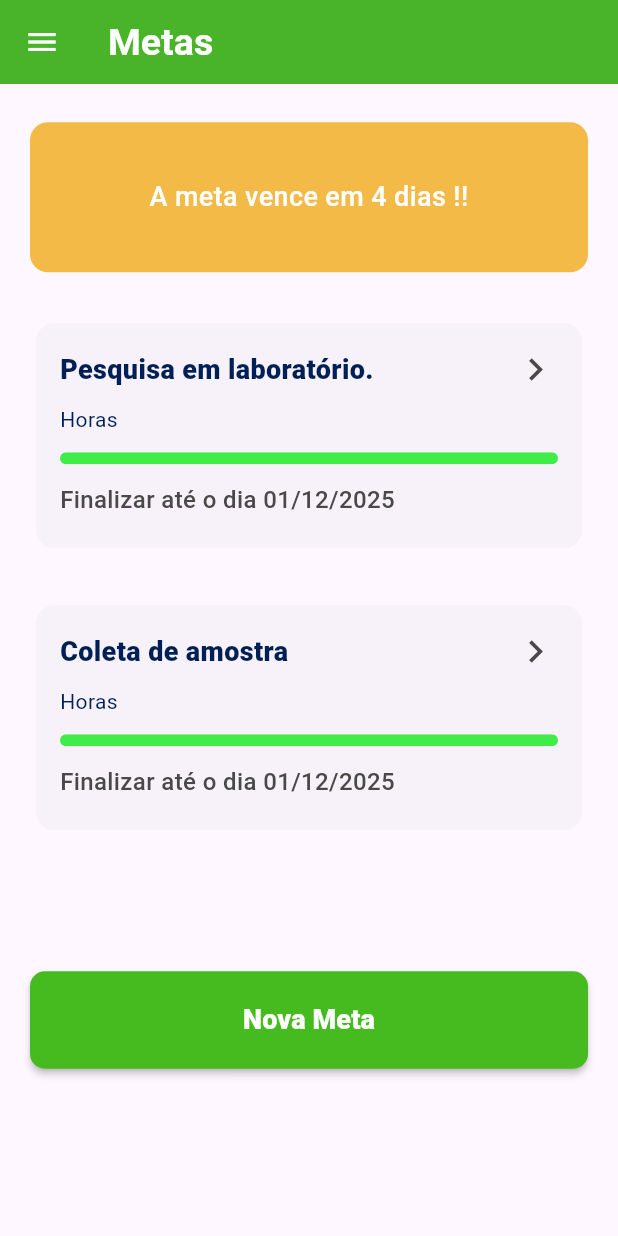
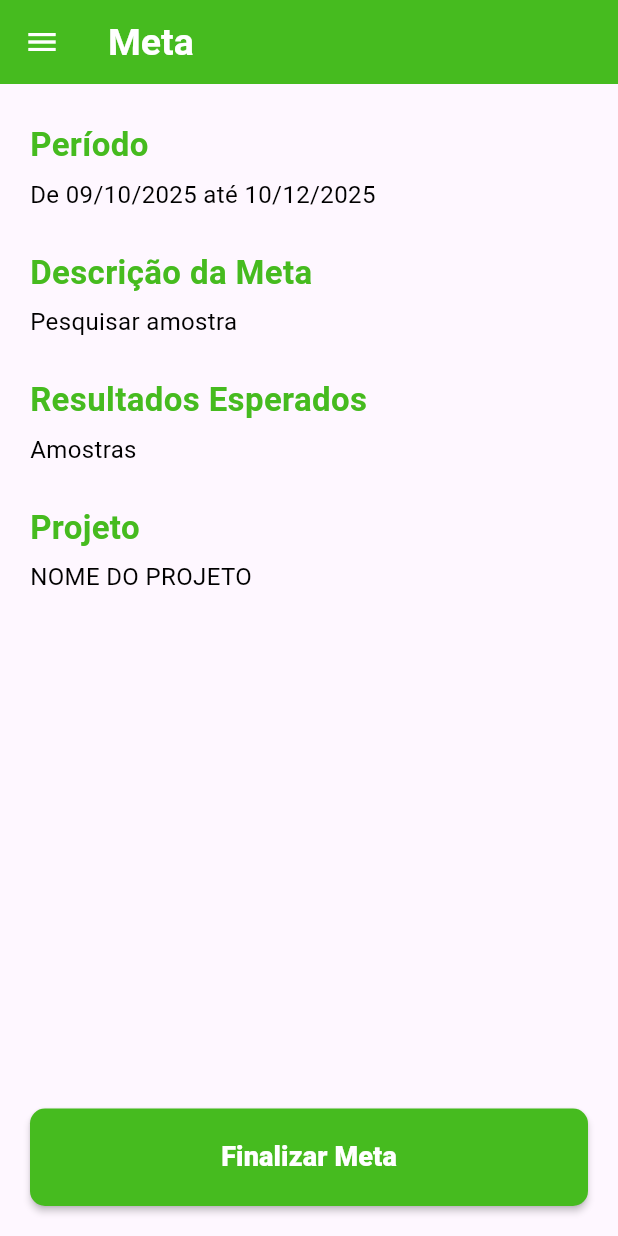
Before and after one commit to cristianvitor01/pdm_projeto_pesquisa, a Flutter app: the MetasPage screen opened by its route, scrolled down 56 dp, after a tap on "Pesquisa em laboratório.", on a phone screen of 412 x 824 dp. Run offline on Flutter 3.47's test engine with Material 3 defaults, Android fonts, the phone set to English and light mode, and no system bars; our stand-ins replace get.

Commit message:
Novas telas das metas

```diff
--- a/lib/routers/pages.dart
+++ b/lib/routers/pages.dart
@@ -11,6 +11,10 @@ import 'package:pdm_projeto_pesquisa/screens/realizar_check_out.dart';
 import 'package:pdm_projeto_pesquisa/screens/formulario_de_coleta.dart';
 import 'package:pdm_projeto_pesquisa/screens/novo_formulario.dart';
 import 'package:pdm_projeto_pesquisa/screens/historico_formularios.dart';
+import 'package:pdm_projeto_pesquisa/screens/meta_page.dart';
+import 'package:pdm_projeto_pesquisa/screens/meta_in_depth.dart';
+import 'package:pdm_projeto_pesquisa/screens/meta_historico.dart';
+import 'package:pdm_projeto_pesquisa/screens/meta_historico_in_depth.dart';
 part 'routers.dart';
 
 class AppPages {
@@ -27,5 +31,9 @@ class AppPages {
     GetPage(name: Routes.CREATE_CHECK_IN, page: () => const CreateCheckIn()),
     GetPage(name: Routes.CHECK_OUT, page: () => const CheckOut()),
     GetPage(name: Routes.REALIZAR_CHECK_OUT, page: () => const RealizarCheckOut()),
+    GetPage(name: Routes.META_PAGE, page: () => const MetaPage()),
+    GetPage(name: Routes.META_IN_DEPTH, page: () => const MetaInDepthPage()),
+    GetPage(name: Routes.META_HISTORICO, page: () => const MetaHistoricoPage()),
+    GetPage(name: Routes.META_HISTORICO_IN_DEPTH, page: () => const MetaHistoricoInDepthPage()),
   ];
 }
--- a/lib/routers/routers.dart
+++ b/lib/routers/routers.dart
@@ -13,4 +13,8 @@ abstract class Routes {
   static const CREATE_CHECK_IN = '/create_check_in';
   static const CHECK_OUT = '/check_out';
   static const REALIZAR_CHECK_OUT = '/realizar_check_out';
+  static const META_PAGE = '/meta_page';
+  static const META_IN_DEPTH = '/meta_in_depth';
+  static const META_HISTORICO = '/meta_historico';
+  static const META_HISTORICO_IN_DEPTH = '/meta_historico_in_depth';
 }
--- /dev/null
+++ b/lib/screens/meta_page.dart
@@ -0,0 +1,74 @@
+import 'package:flutter/material.dart';
+import 'package:pdm_projeto_pesquisa/utils/app_colors.dart';
+import 'package:pdm_projeto_pesquisa/widgets/app_drawer.dart';
+import 'package:pdm_projeto_pesquisa/widgets/elevatedbuttom.dart';
+import 'package:get/get.dart';
+import 'package:pdm_projeto_pesquisa/routers/pages.dart';
+
+class MetaPage extends StatelessWidget {
+  const MetaPage({super.key});
+
+  Widget _section(String title, String content) {
+    return Column(
+      crossAxisAlignment: CrossAxisAlignment.start,
+      children: [
+        Text(
+          title,
+          style: const TextStyle(
+            color: AppColors.green,
+            fontSize: 22,
+            fontWeight: FontWeight.bold,
+          ),
+        ),
+        const SizedBox(height: 6),
+        Text(
+          content,
+          style: const TextStyle(
+            color: Colors.black,
+            fontSize: 16,
+          ),
+        ),
+        const SizedBox(height: 25),
+      ],
+    );
+  }
+
+  @override
+  Widget build(BuildContext context) {
+    return Scaffold(
+      appBar: AppBar(
+        title: const Text(
+          'Meta',
+          style: TextStyle(color: AppColors.white),
+        ),
+        backgroundColor: AppColors.green,
+      ),
+      drawer: const AppDrawer(),
+
+      body: SingleChildScrollView(
+        padding: const EdgeInsets.symmetric(horizontal: 20, vertical: 25),
+        child: Column(
+          crossAxisAlignment: CrossAxisAlignment.start,
+          children: [
+            _section("Período", "De 09/10/2025 até 10/12/2025"),
+            _section("Descrição da Meta", "Pesquisar amostra"),
+            _section("Resultados Esperados", "Amostras"),
+            _section("Projeto", "NOME DO PROJETO"),
+
+            const SizedBox(height: 40),
+          ],
+        ),
+      ),
+
+      bottomNavigationBar: Padding(
+        padding: const EdgeInsets.all(20),
+        child: CustomElevatedButton(
+          text: "Finalizar Meta",
+          onPressed: () {
+            Get.toNamed(Routes.META_IN_DEPTH);
+          },
+        ),
+      ),
+    );
+  }
+}
--- a/lib/screens/metas_page.dart
+++ b/lib/screens/metas_page.dart
@@ -43,8 +43,7 @@ class MetasPage extends StatelessWidget {
                     height: 150,
                     progressValue: 0,
                     onTap: () {
-                      // Lógica de navegação ou ação ao clicar no card
-                      print('Abrir detalhes da meta...');
+                      Get.toNamed(Routes.META_PAGE);
                     },
                   ),
                   const SizedBox(height: 30),
```
Also changed, not shown: lib/screens/meta_historico.dart (added, +133 -0 lines), lib/screens/meta_historico_in_depth.dart (added, +73 -0 lines), lib/screens/meta_in_depth.dart (added, +110 -0 lines).
